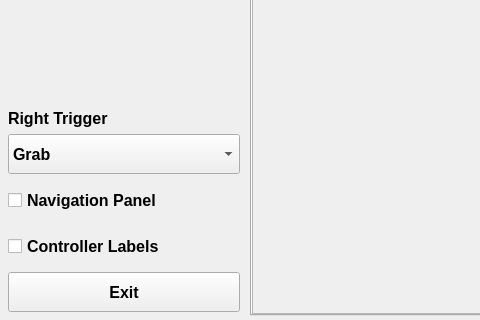
Before: the Qt Designer form Plugins/OpenVR/pqOpenVRControls.ui in Kitware/ParaView, drawn with Qt 5; both pictures show x 0 to 480 and y 380 to 700 of the 960 by 700 pixel window.
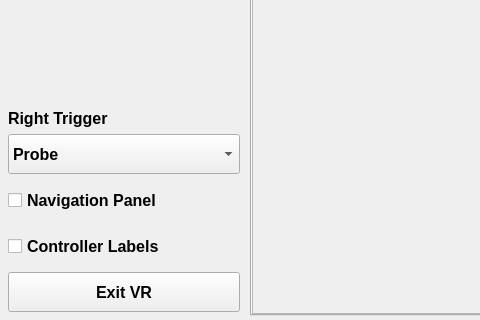
After: the same form once the commit is applied. The open tabs and pages were chosen to show the change. Custom widgets are drawn as their Qt base class.

The edit to the form file:
```diff
--- a/Plugins/OpenVR/pqOpenVRControls.ui
+++ b/Plugins/OpenVR/pqOpenVRControls.ui
@@ -100,10 +100,10 @@
          </size>
         </property>
         <property name="currentText">
-         <string>Grab</string>
+         <string>Probe</string>
         </property>
         <property name="currentIndex">
-         <number>1</number>
+         <number>3</number>
         </property>
         <item>
          <property name="text">
@@ -171,7 +171,7 @@
          </size>
         </property>
         <property name="text">
-         <string>Exit</string>
+         <string>Exit VR</string>
         </property>
        </widget>
       </item>
```
Left out of the diff: 4 changed lines with no effect on the pictures.
